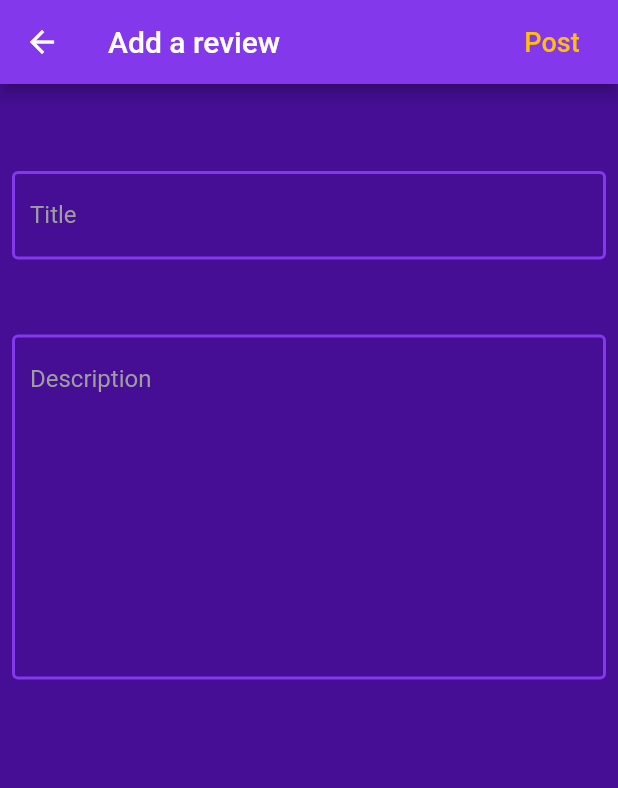
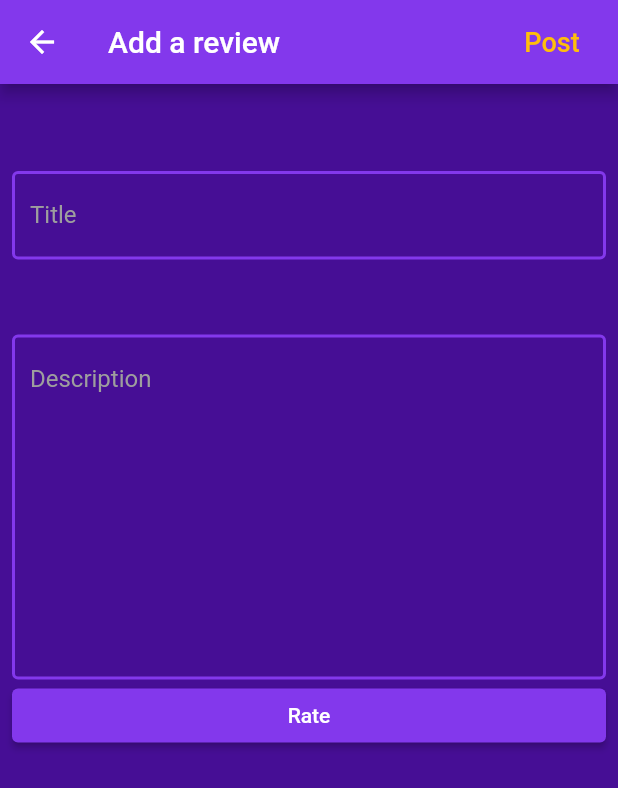
Before and after one commit to RoperoIvan/ProjecteDispositius, a Flutter app: the MovieSheet screen opened directly with empty values, after a tap on "Add review", on a phone screen of 412 x 824 dp. Shown: the top 788 px of the screen. Run offline on Flutter 3.47's test engine with Material 2 defaults, Android fonts, the phone set to English and light mode, and no system bars; our stand-ins replace carousel_slider, cloud_firestore, convex_bottom_bar, firebase_auth, firebase_core, firebase_storage and 1 more; accounts and stored records are empty; network calls fail.

Commit message:
rate in comments fixed

```diff
--- a/projectdisp/lib/model/review.dart
+++ b/projectdisp/lib/model/review.dart
@@ -1,6 +1,6 @@
 class Review {
   String title;
   String body;
-
-  Review({this.title, this.body});
+  String rate;
+  Review({this.title, this.body, this.rate});
 }
--- a/projectdisp/lib/screens/movie_sheet.dart
+++ b/projectdisp/lib/screens/movie_sheet.dart
@@ -315,10 +315,21 @@ class _MovieSheetState extends State<MovieSheet> {
                           onPressed: () {
                             Navigator.of(context)
                                 .push(MaterialPageRoute(
-                                    builder: (context) => ReviewScreen()))
+                                    builder: (context) =>
+                                        ReviewScreen(movie: widget.movie)))
                                 .then((value) {
                               if (value != null) {
                                 setState(() {
+                                  FirebaseFirestore.instance
+                                      .collection('users')
+                                      .doc(FirebaseAuth
+                                          .instance.currentUser.email)
+                                      .collection('films')
+                                      .doc(widget.movie.id)
+                                      .get()
+                                      .then((value) =>
+                                          _rate = value.data()['Rate']);
+
                                   var newReviewItem = {
                                     'Title': value.title,
                                     'Description': value.body,
@@ -329,6 +340,7 @@ class _MovieSheetState extends State<MovieSheet> {
                                         FirebaseAuth.instance.currentUser.email,
                                     'Photo': FirebaseAuth
                                         .instance.currentUser.photoURL,
+                                    'Rate': value.rate,
                                   };
                                   actualRev.add(newReviewItem);
                                   addNewReviewToDataBase(newReviewItem);
@@ -407,7 +419,8 @@ class _MovieSheetState extends State<MovieSheet> {
                                               ),
                                             ),
                                             Text(
-                                              _rate.toString(),
+                                              actualRev[index]['Rate']
+                                                  .toString(),
                                               style: TextStyle(
                                                 color: customAmber,
                                                 fontWeight: FontWeight.bold,
@@ -566,8 +579,6 @@ class _MovieSheetState extends State<MovieSheet> {
               newReviews.add(review);
             }
           }
-
-          print("yes");
         }
       }
     });
--- a/projectdisp/lib/screens/review_screen.dart
+++ b/projectdisp/lib/screens/review_screen.dart
@@ -1,9 +1,13 @@
 import 'package:flutter/material.dart';
 import 'package:projectdisp/custom_colors.dart';
-import '../widgets/review_item.dart';
+import 'rate_screen.dart';
 import '../model/review.dart';
+import '../model/movie.dart';
 
 class ReviewScreen extends StatefulWidget {
+  final Movie movie;
+
+  ReviewScreen({this.movie});
   @override
   _ReviewScreenState createState() => _ReviewScreenState();
 }
@@ -14,13 +18,14 @@ class _ReviewScreenState extends State<ReviewScreen> {
   Review _newReview;
   bool _isTitle;
   bool _isbody;
-
+  int _rate;
   @override
   void initState() {
     _titleController = TextEditingController();
     _bodyController = TextEditingController();
     _isTitle = false;
     _isbody = false;
+    _rate = 0;
     _newReview = Review();
     super.initState();
   }
@@ -126,8 +131,20 @@ class _ReviewScreenState extends State<ReviewScreen> {
                 });
               },
             ),
+            ElevatedButton(
+                onPressed: () {
+                  Navigator.of(context)
+                      .push(MaterialPageRoute(
+                    builder: (context) => RateScreen(widget.movie),
+                  ))
+                      .then((value) {
+                    _newReview.rate = value.toString();
+                  });
+                },
+                child: Text("Rate"))
           ],
         ),
-        ));
+      ),
+    );
   }
 }
```
Lines whose indentation alone changed are shown as unchanged.
